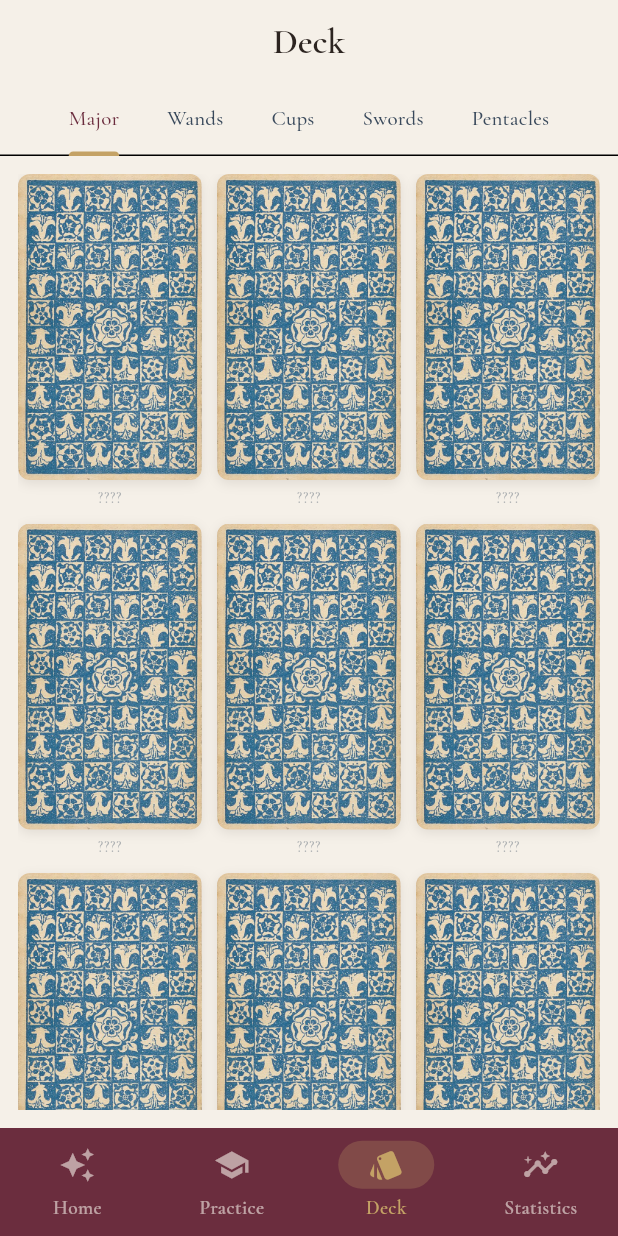
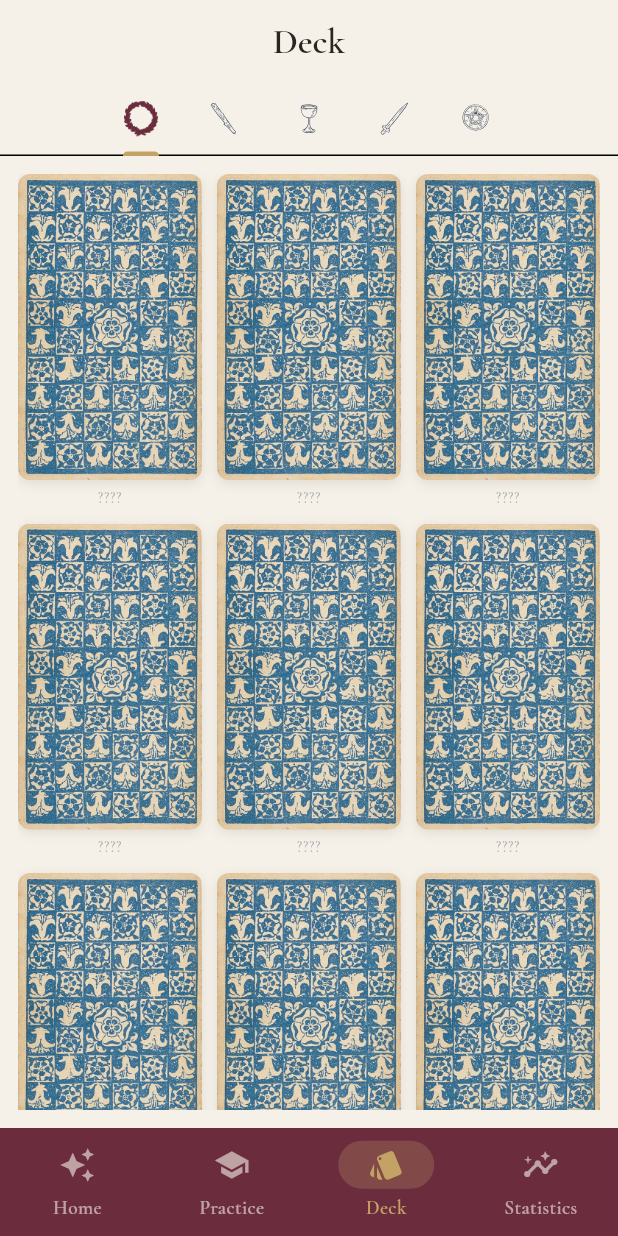
Before and after one commit to 1sabelle/seer-school, a Flutter app: the BrowseScreen screen opened by its route, on a phone screen of 412 x 824 dp. Run offline on Flutter 3.47's test engine with Material 3 defaults, Android fonts, the phone set to English and light mode, and no system bars; our stand-ins replace flutter_riverpod, flutter_svg, go_router, google_fonts, hive, hive_flutter; accounts and stored records are empty.

Commit message:
🎨 Replace deck tab text labels with suit and laurel icons
Swap the plain text tab labels (Major, Wands, Cups, Swords, Pentacles)
for SVG suit symbols and a laurel wreath PNG, with animated color
tinting between selected and unselected states.

```diff
--- a/lib/screens/browse/browse_screen.dart
+++ b/lib/screens/browse/browse_screen.dart
@@ -1,5 +1,6 @@
 import 'package:flutter/material.dart';
 import 'package:flutter_riverpod/flutter_riverpod.dart';
+import 'package:flutter_svg/flutter_svg.dart';
 import 'package:go_router/go_router.dart';
 import '../../core/constants.dart';
 import '../../data/card_data.dart';
@@ -20,18 +21,18 @@ class _BrowseScreenState extends ConsumerState<BrowseScreen>
     with SingleTickerProviderStateMixin {
   late TabController _tabController;
 
-  final _tabs = const [
-    Tab(text: 'Major'),
-    Tab(text: 'Wands'),
-    Tab(text: 'Cups'),
-    Tab(text: 'Swords'),
-    Tab(text: 'Pentacles'),
+  static const _suitIconSize = 24.0;
+  static const _suitAssets = [
+    'assets/symbols/suit_wands.svg',
+    'assets/symbols/suit_cups.svg',
+    'assets/symbols/suit_swords.svg',
+    'assets/symbols/suit_pentacles.svg',
   ];
 
   @override
   void initState() {
     super.initState();
-    _tabController = TabController(length: _tabs.length, vsync: this);
+    _tabController = TabController(length: 5, vsync: this);
   }
 
   @override
@@ -67,12 +68,55 @@ class _BrowseScreenState extends ConsumerState<BrowseScreen>
         title: const Text('Deck'),
         bottom: TabBar(
           controller: _tabController,
-          tabs: _tabs,
           labelColor: AppColors.deepBurgundy,
           unselectedLabelColor: AppColors.agedInkBlue,
           indicatorColor: AppColors.mutedGold,
           isScrollable: true,
           tabAlignment: TabAlignment.center,
+          tabs: [
+            Tab(
+              child: AnimatedBuilder(
+                animation: _tabController.animation!,
+                builder: (context, child) {
+                  final animValue = _tabController.animation!.value;
+                  final selected = animValue.abs() < 0.5;
+                  final color = selected
+                      ? AppColors.deepBurgundy
+                      : AppColors.agedInkBlue;
+                  return ColorFiltered(
+                    colorFilter:
+                        ColorFilter.mode(color, BlendMode.srcIn),
+                    child: Image.asset(
+                      'assets/symbols/major_laurel.png',
+                      width: _suitIconSize,
+                      height: _suitIconSize,
+                    ),
+                  );
+                },
+              ),
+            ),
+            for (final asset in _suitAssets)
+              Tab(
+                child: AnimatedBuilder(
+                  animation: _tabController.animation!,
+                  builder: (context, child) {
+                    final tabIndex = _suitAssets.indexOf(asset) + 1;
+                    final animValue = _tabController.animation!.value;
+                    final selected = (animValue - tabIndex).abs() < 0.5;
+                    final color = selected
+                        ? AppColors.deepBurgundy
+                        : AppColors.agedInkBlue;
+                    return SvgPicture.asset(
+                      asset,
+                      width: _suitIconSize,
+                      height: _suitIconSize,
+                      colorFilter:
+                          ColorFilter.mode(color, BlendMode.srcIn),
+                    );
+                  },
+                ),
+              ),
+          ],
         ),
       ),
       body: TabBarView(
```
Also changed, not shown: assets/symbols/major_laurel.png (added), assets/symbols/suit_cups.svg (added), assets/symbols/suit_pentacles.svg (added), assets/symbols/suit_swords.svg (added), assets/symbols/suit_wands.svg (added).
